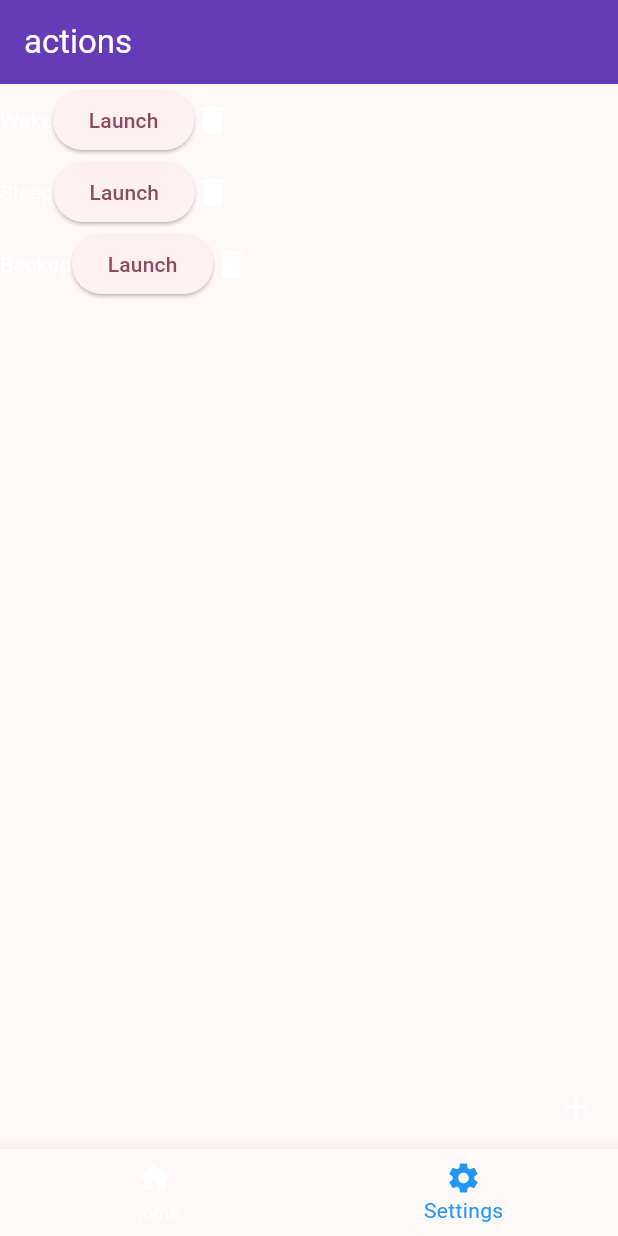
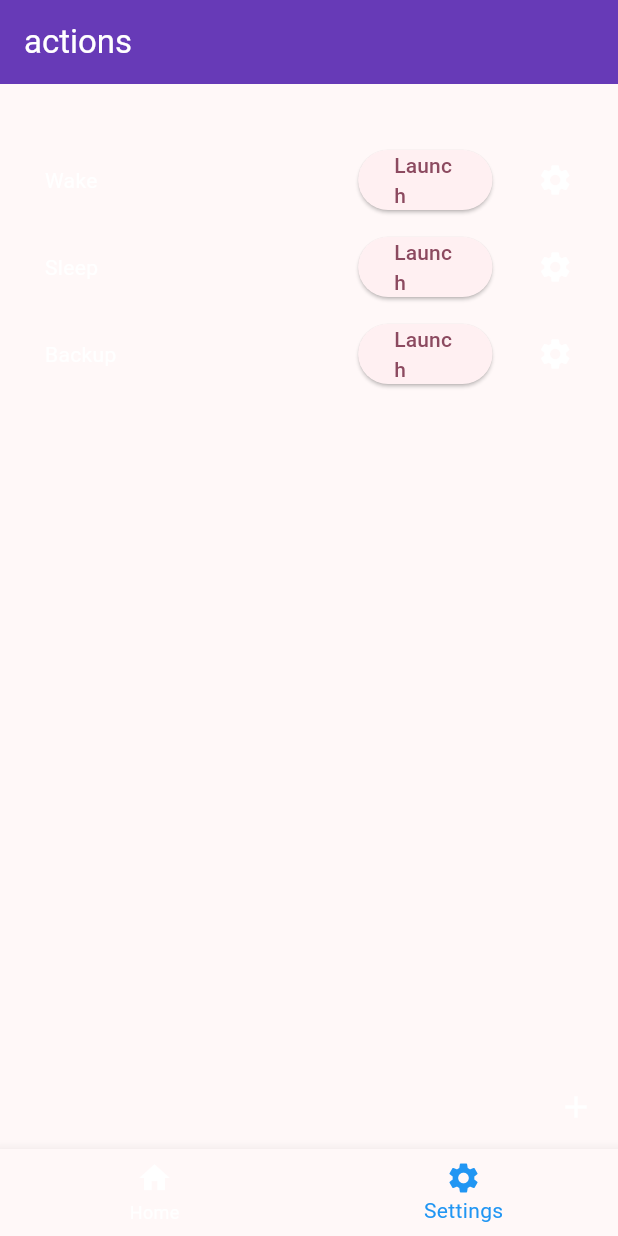
Before and after one commit to Eg3-git/server-remote-control, a Flutter app: the screen it shows after launch, item 2 of the bottom bar chosen, after a tap on "Launch", on a phone screen of 412 x 824 dp. Run offline on Flutter 3.47's test engine with Material 3 defaults, Android fonts, the phone set to English and light mode, and no system bars.

Commit message:
Modified positioning on elements

```diff
--- a/lib/actions.dart
+++ b/lib/actions.dart
@@ -1,4 +1,3 @@
-import 'package:flutter/cupertino.dart';
 import 'package:flutter/material.dart';
 
 class ActionPage extends StatefulWidget {
@@ -19,18 +18,34 @@ class ActionState extends State<ActionPage> with SingleTickerProviderStateMixin
 
   void nothing() {}
 
-  Widget rowBuilder() {
-    return Column(
-      children: [
-        for (String action in actions) Row(
-          children: [
-            Text(action),
-            ElevatedButton(onPressed: nothing, child: Text("Launch")),
-            const Icon(Icons.delete, color: Colors.white,)
-          ],
-        )
-      ],
-    );
+  Widget columnBuilder() {
+    return Padding(padding: const EdgeInsets.only(top: 40), child:
+
+    Column(
+      children: rowBuilder(),
+    ));
+  }
+
+  List<Widget> rowBuilder() {
+    List<Widget> rows = [];
+    for (String action in actions) {
+      rows.add(Row(
+        children: [
+          const Spacer(),
+          Expanded(flex: 6, child: Text(action)),
+          const Spacer(),
+          Expanded(flex: 3,
+              child: ElevatedButton(onPressed: nothing, child: const Text("Launch"))),
+          const Spacer(),
+          const Icon(Icons.settings, color: Colors.white,),
+          const Spacer()
+        ],
+
+
+      ));
+      rows.add(const SizedBox(height: 10,));
+    }
+    return rows;
   }
 
   @override
@@ -40,7 +55,7 @@ class ActionState extends State<ActionPage> with SingleTickerProviderStateMixin
           //backgroundColor: Theme.of(context).colorScheme.inversePrimary,
           title: Text(widget.title),
         ),
-        body: SingleChildScrollView(child: Center(child: rowBuilder())),
+        body: SingleChildScrollView(child: Center(child: columnBuilder())),
         floatingActionButton: PopupMenuButton<String>(
           onSelected: (String result) {
             switch (result) {
--- a/lib/status.dart
+++ b/lib/status.dart
@@ -1,8 +1,5 @@
-
 import 'package:flutter/material.dart';
 import 'actions.dart';
-
-
 
 class MyHomePage extends StatefulWidget {
   const MyHomePage({super.key, required this.title});
@@ -24,22 +21,35 @@ class _MyHomePageState extends State<MyHomePage> {
 
   void nothing() {}
 
-  Widget rowBuilder() {
-    return Column(
-      children: [
-        for (List<String> ip_pair in servers)
-          Row(
-            children: [
-              Text(ip_pair[0]),
-              Text(ip_pair[1]),
-              const Icon(
-                Icons.delete,
-                color: Colors.white,
-              )
-            ],
-          )
-      ],
-    );
+  Widget columnBuilder() {
+    return Padding(padding: const EdgeInsets.only(top: 40), child:
+
+    Column(
+    children: rowBuilder(),
+    ));
+  }
+
+  List<Widget> rowBuilder() {
+    List<Widget> rows = [];
+    for (List<String> ipPair in servers) {
+      rows.add(Row(
+        children: [
+          const Spacer(),
+          Expanded(flex: 7, child: Text(ipPair[0])),
+          const Spacer(),
+          Expanded(flex: 2, child: Text(ipPair[1])),
+          const Spacer(),
+          const Icon(
+            Icons.settings,
+            color: Colors.white,
+          ),
+          const Spacer()
+        ],
+      ));
+      rows.add(const SizedBox(height: 10));
+    }
+    return rows;
+
   }
 
   @override
@@ -49,7 +59,7 @@ class _MyHomePageState extends State<MyHomePage> {
           //backgroundColor: Theme.of(context).colorScheme.inversePrimary,
           title: Text(widget.title),
         ),
-        body: SingleChildScrollView(child: Center(child: rowBuilder())),
+        body: SingleChildScrollView(child: Center(child: columnBuilder())),
         floatingActionButton: PopupMenuButton<String>(
           onSelected: (String result) {
             switch (result) {
```
